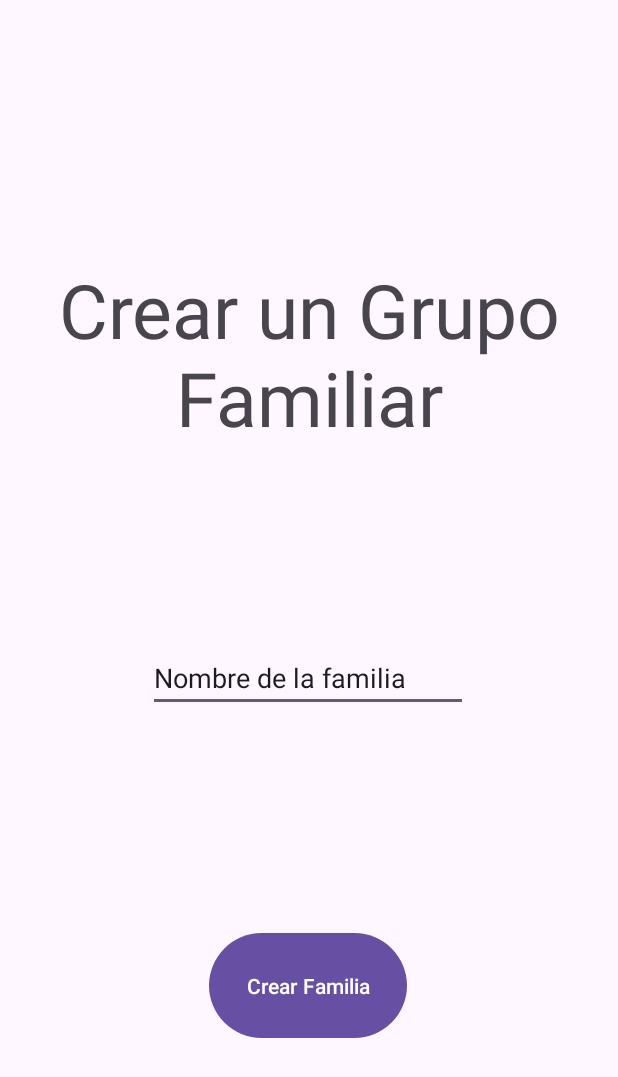
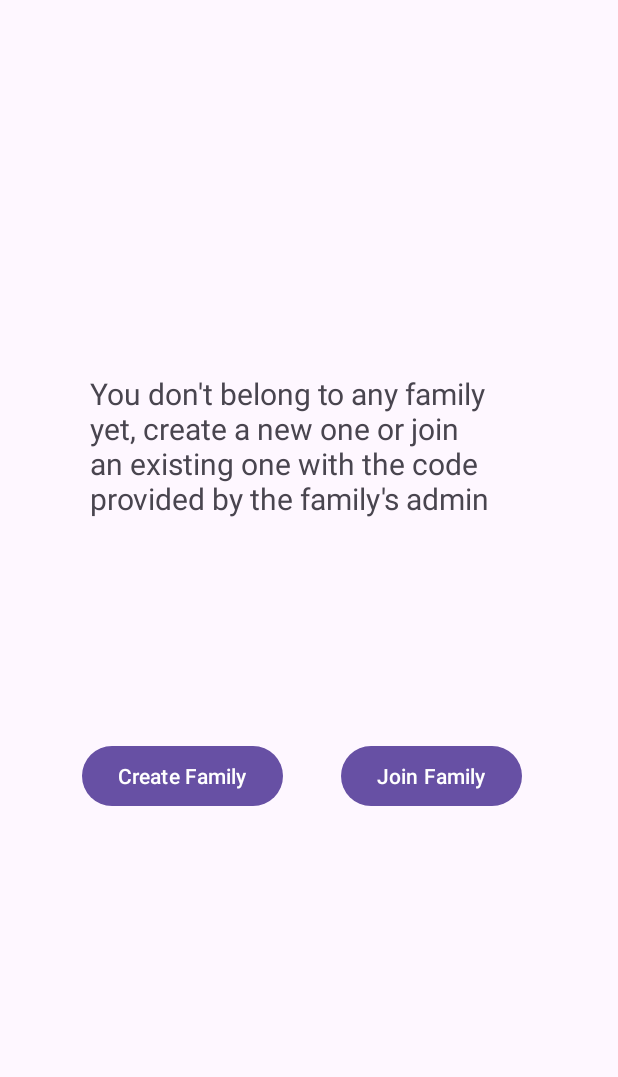
Before and after one commit to UniExtremadura/gps-project-ea03, an Android app: the fragment NoFamilyFragment shown on its own in the app's theme, on a phone screen of 412 x 824 dp. Shown: the top 1077 px of the screen. Run offline under Robolectric (Android 15) with nearby library versions, the phone set to English and light mode, and no system bars.

Commit message:
NoFamilyFragment

```diff
--- a/app/src/main/java/com/example/familycoin/home/FamilyFragment.kt
+++ b/app/src/main/java/com/example/familycoin/home/FamilyFragment.kt
@@ -5,6 +5,7 @@ import androidx.fragment.app.Fragment
 import android.view.LayoutInflater
 import android.view.View
 import android.view.ViewGroup
+import androidx.recyclerview.widget.RecyclerView
 import com.example.familycoin.R
 
 // TODO: Rename parameter arguments, choose names that match
@@ -21,6 +22,7 @@ class FamilyFragment : Fragment() {
     // TODO: Rename and change types of parameters
     private var param1: String? = null
     private var param2: String? = null
+
 
     override fun onCreate(savedInstanceState: Bundle?) {
         super.onCreate(savedInstanceState)
--- a/app/src/main/res/layout/fragment_no_family.xml
+++ b/app/src/main/res/layout/fragment_no_family.xml
@@ -4,48 +4,46 @@
     xmlns:tools="http://schemas.android.com/tools"
     android:layout_width="match_parent"
     android:layout_height="match_parent"
-    tools:context=".home.TasksFragment">
+    tools:context=".home.NoFamilyFragment">
 
 
-    <TextView
-        android:id="@+id/textView"
+    <Button
+        android:id="@+id/button2"
         android:layout_width="wrap_content"
         android:layout_height="wrap_content"
-
-        android:text="Crear un Grupo Familiar"
-        android:textAlignment="center"
-        android:textSize="50dp"
+        android:layout_marginEnd="64dp"
+        android:text="Join Family"
         app:layout_constraintBottom_toBottomOf="parent"
         app:layout_constraintEnd_toEndOf="parent"
-        app:layout_constraintHorizontal_bias="0.0"
-        app:layout_constraintStart_toStartOf="parent"
         app:layout_constraintTop_toTopOf="parent"
-        app:layout_constraintVertical_bias="0.247" />
-
-    <EditText
-        android:id="@+id/editTextText"
-        android:layout_width="wrap_content"
-        android:layout_height="wrap_content"
-        android:ems="10"
-        android:inputType="text"
-        android:text="Nombre de la familia"
-        app:layout_constraintBottom_toTopOf="@+id/button"
-        app:layout_constraintEnd_toEndOf="parent"
-        app:layout_constraintHorizontal_bias="0.497"
-        app:layout_constraintStart_toStartOf="parent"
-        app:layout_constraintTop_toBottomOf="@+id/textView"
-        app:layout_constraintVertical_bias="0.478" />
+        app:layout_constraintVertical_bias="0.636" />
 
     <Button
         android:id="@+id/button"
-        android:layout_width="132dp"
-        android:layout_height="78dp"
-        android:layout_marginBottom="128dp"
-        android:text="Crear Familia"
+        android:layout_width="wrap_content"
+        android:layout_height="wrap_content"
+        android:layout_marginEnd="21dp"
+        android:text="Create Family"
+        app:layout_constraintBottom_toBottomOf="parent"
+        app:layout_constraintEnd_toStartOf="@+id/button2"
+        app:layout_constraintHorizontal_bias="0.757"
+        app:layout_constraintStart_toStartOf="parent"
+        app:layout_constraintTop_toTopOf="parent"
+        app:layout_constraintVertical_bias="0.636" />
+
+    <TextView
+        android:id="@+id/textView2"
+        android:layout_width="0dp"
+        android:layout_height="wrap_content"
+        android:layout_marginLeft="60dp"
+        android:layout_marginRight="60dp"
+        android:text="You don't belong to any family yet, create a new one or join an existing one with the code provided by the family's admin"
+        android:textSize="20dp"
         app:layout_constraintBottom_toBottomOf="parent"
         app:layout_constraintEnd_toEndOf="parent"
-        app:layout_constraintHorizontal_bias="0.498"
-        app:layout_constraintStart_toStartOf="parent" />
+        app:layout_constraintStart_toStartOf="parent"
+        app:layout_constraintTop_toTopOf="parent"
+        app:layout_constraintVertical_bias="0.342" />
 
 
 </androidx.constraintlayout.widget.ConstraintLayout>
```
Also changed, not shown: app/src/main/res/layout/fragment_family.xml (+39 -7 lines).
